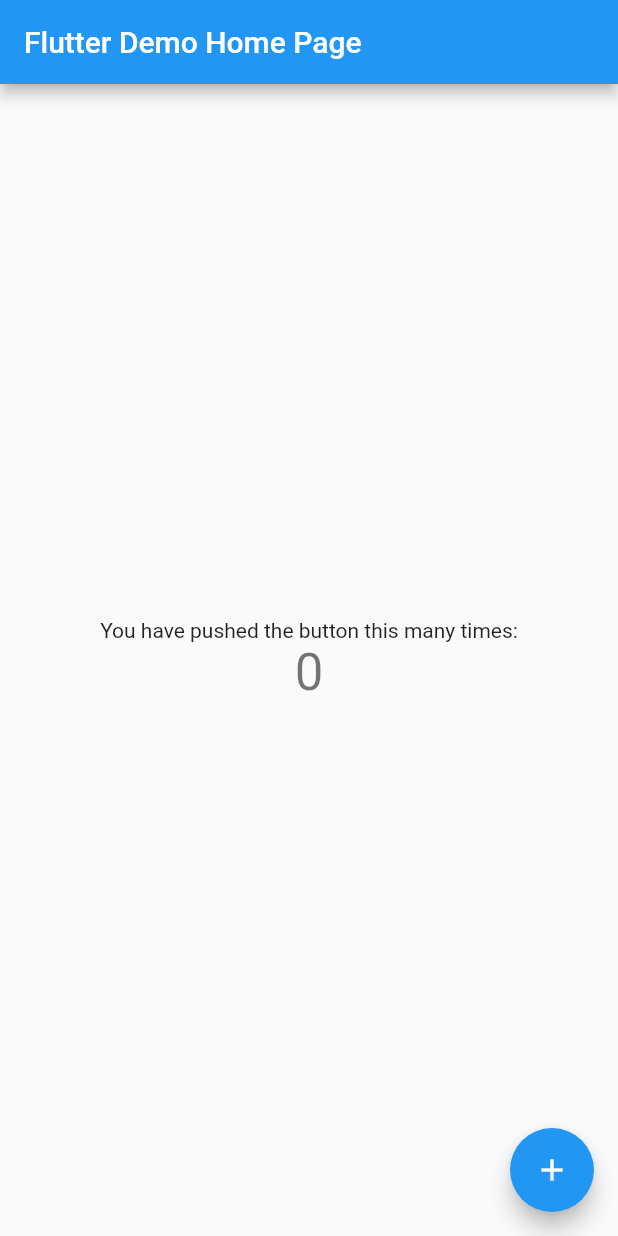
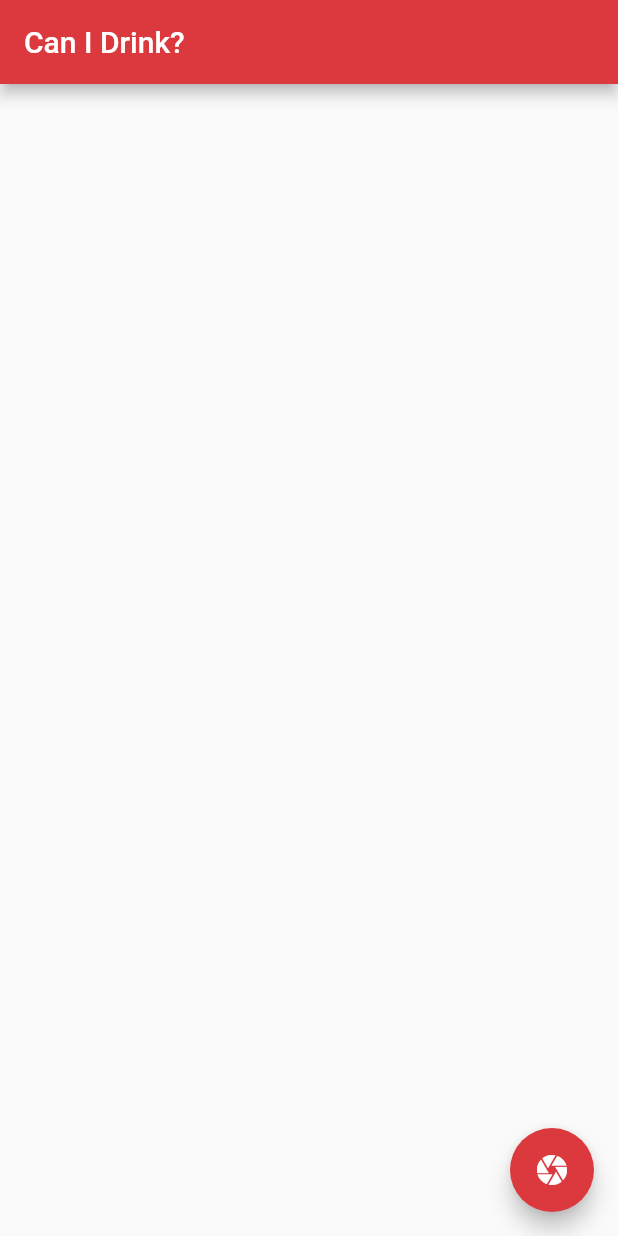
Before and after one commit to gsag/can-i-drink, a Flutter app: the screen it shows after launch, on a phone screen of 412 x 824 dp. Run offline on Flutter 3.47's test engine with Material 2 defaults, Android fonts, the phone set to English and light mode, and no system bars.

Commit message:
REFS #1: Scaffolding new material app
Scaffolding new material app and also adding a custom material color based on: http://cvi.09b.myftpupload.com/foundations/color/

```diff
--- /dev/null
+++ b/lib/core/config/theme/malt_theme_color.dart
@@ -0,0 +1,7 @@
+import 'dart:ui';
+
+class MaltThemeColor {
+  static const Color PRIMARY_RED_10 = Color(0xFFFE5D62);
+  static const Color PRIMARY_RED_30 = Color(0xFFDB393E);
+  static const Color PRIMARY_RED_50 = Color(0xFFB11F24);
+} //class
--- /dev/null
+++ b/lib/core/config/theme/malt_theme_data.dart
@@ -0,0 +1,43 @@
+import 'dart:math';
+import 'package:canidrink/core/config/theme/malt_theme_color.dart';
+import 'package:flutter/material.dart';
+
+class MaltThemeConfig {
+  static final ThemeData maltThemeData = ThemeData(
+    primarySwatch: _generateMaterialColor(MaltThemeColor.PRIMARY_RED_30),
+  );
+
+  //https://medium.com/@morgenroth/using-flutters-primary-swatch-with-a-custom-materialcolor-c5e0f18b95b0
+  static MaterialColor _generateMaterialColor(Color color) {
+    return MaterialColor(color.value, {
+      50: _tintColor(color, 0.9),
+      100: _tintColor(color, 0.8),
+      200: _tintColor(color, 0.6),
+      300: _tintColor(color, 0.4),
+      400: _tintColor(color, 0.2),
+      500: color,
+      600: _shadeColor(color, 0.1),
+      700: _shadeColor(color, 0.2),
+      800: _shadeColor(color, 0.3),
+      900: _shadeColor(color, 0.4),
+    });
+  }
+
+  static int _tintValue(int value, double factor) =>
+      max(0, min((value + ((255 - value) * factor)).round(), 255));
+
+  static Color _tintColor(Color color, double factor) => Color.fromRGBO(
+      _tintValue(color.red, factor),
+      _tintValue(color.green, factor),
+      _tintValue(color.blue, factor),
+      1);
+
+  static int _shadeValue(int value, double factor) =>
+      max(0, min(value - (value * factor).round(), 255));
+
+  static Color _shadeColor(Color color, double factor) => Color.fromRGBO(
+      _shadeValue(color.red, factor),
+      _shadeValue(color.green, factor),
+      _shadeValue(color.blue, factor),
+      1);
+} //class
--- a/lib/main.dart
+++ b/lib/main.dart
@@ -1,41 +1,21 @@
+import 'package:canidrink/core/config/theme/malt_theme_data.dart';
 import 'package:flutter/material.dart';
 
 void main() => runApp(MyApp());
 
 class MyApp extends StatelessWidget {
-  // This widget is the root of your application.
   @override
   Widget build(BuildContext context) {
     return MaterialApp(
       title: 'Flutter Demo',
-      theme: ThemeData(
-        // This is the theme of your application.
-        //
-        // Try running your application with "flutter run". You'll see the
-        // application has a blue toolbar. Then, without quitting the app, try
-        // changing the primarySwatch below to Colors.green and then invoke
-        // "hot reload" (press "r" in the console where you ran "flutter run",
-        // or simply save your changes to "hot reload" in a Flutter IDE).
-        // Notice that the counter didn't reset back to zero; the application
-        // is not restarted.
-        primarySwatch: Colors.blue,
-      ),
-      home: MyHomePage(title: 'Flutter Demo Home Page'),
+      theme: MaltThemeConfig.maltThemeData,
+      home: MyHomePage(title: 'Can I Drink?'),
     );
   }
 }
 
 class MyHomePage extends StatefulWidget {
   MyHomePage({Key key, this.title}) : super(key: key);
-
-  // This widget is the home page of your application. It is stateful, meaning
-  // that it has a State object (defined below) that contains fields that affect
-  // how it looks.
-
-  // This class is the configuration for the state. It holds the values (in this
-  // case the title) provided by the parent (in this case the App widget) and
-  // used by the build method of the State. Fields in a Widget subclass are
-  // always marked "final".
 
   final String title;
 
@@ -44,68 +24,18 @@ class MyHomePage extends StatefulWidget {
 }
 
 class _MyHomePageState extends State<MyHomePage> {
-  int _counter = 0;
-
-  void _incrementCounter() {
-    setState(() {
-      // This call to setState tells the Flutter framework that something has
-      // changed in this State, which causes it to rerun the build method below
-      // so that the display can reflect the updated values. If we changed
-      // _counter without calling setState(), then the build method would not be
-      // called again, and so nothing would appear to happen.
-      _counter++;
-    });
-  }
-
   @override
   Widget build(BuildContext context) {
-    // This method is rerun every time setState is called, for instance as done
-    // by the _incrementCounter method above.
-    //
-    // The Flutter framework has been optimized to make rerunning build methods
-    // fast, so that you can just rebuild anything that needs updating rather
-    // than having to individually change instances of widgets.
     return Scaffold(
       appBar: AppBar(
-        // Here we take the value from the MyHomePage object that was created by
-        // the App.build method, and use it to set our appbar title.
         title: Text(widget.title),
       ),
-      body: Center(
-        // Center is a layout widget. It takes a single child and positions it
-        // in the middle of the parent.
-        child: Column(
-          // Column is also a layout widget. It takes a list of children and
-          // arranges them vertically. By default, it sizes itself to fit its
-          // children horizontally, and tries to be as tall as its parent.
-          //
-          // Invoke "debug painting" (press "p" in the console, choose the
-          // "Toggle Debug Paint" action from the Flutter Inspector in Android
-          // Studio, or the "Toggle Debug Paint" command in Visual Studio Code)
-          // to see the wireframe for each widget.
-          //
-          // Column has various properties to control how it sizes itself and
-          // how it positions its children. Here we use mainAxisAlignment to
-          // center the children vertically; the main axis here is the vertical
-          // axis because Columns are vertical (the cross axis would be
-          // horizontal).
-          mainAxisAlignment: MainAxisAlignment.center,
-          children: <Widget>[
-            Text(
-              'You have pushed the button this many times:',
-            ),
-            Text(
-              '$_counter',
-              style: Theme.of(context).textTheme.display1,
-            ),
-          ],
-        ),
+      body: Container(),
+      floatingActionButton: FloatingActionButton(
+        onPressed: () => {},
+        tooltip: 'Scan',
+        child: Icon(Icons.camera),
       ),
-      floatingActionButton: FloatingActionButton(
-        onPressed: _incrementCounter,
-        tooltip: 'Increment',
-        child: Icon(Icons.add),
-      ), // This trailing comma makes auto-formatting nicer for build methods.
     );
   }
 }
```
Also changed, not shown: pubspec.lock, 1 other file.
